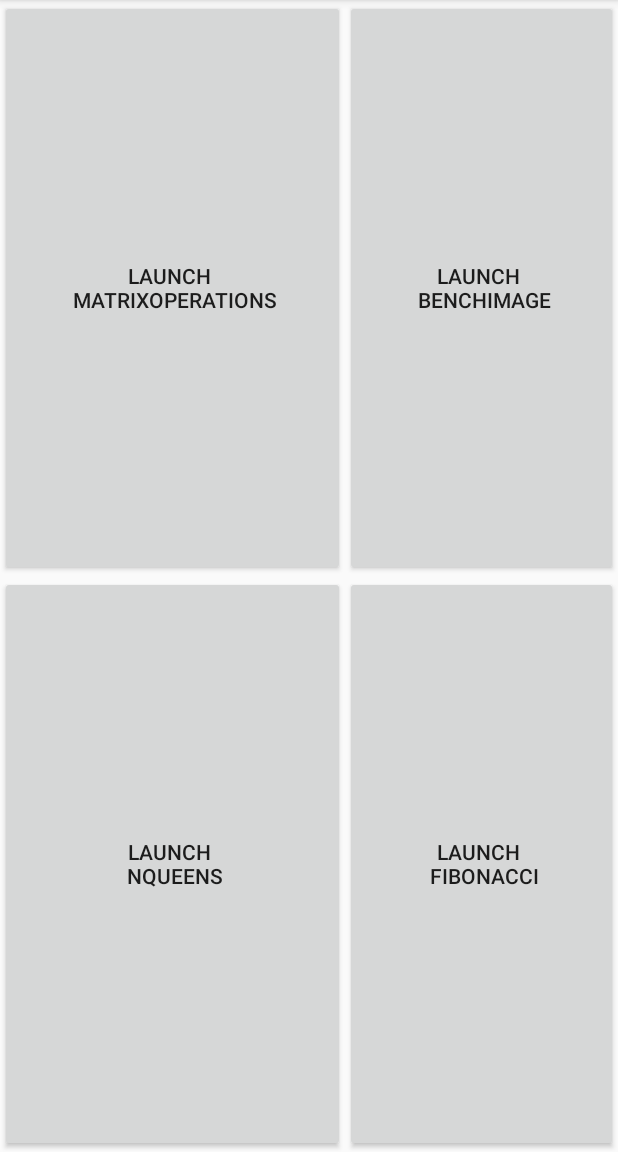
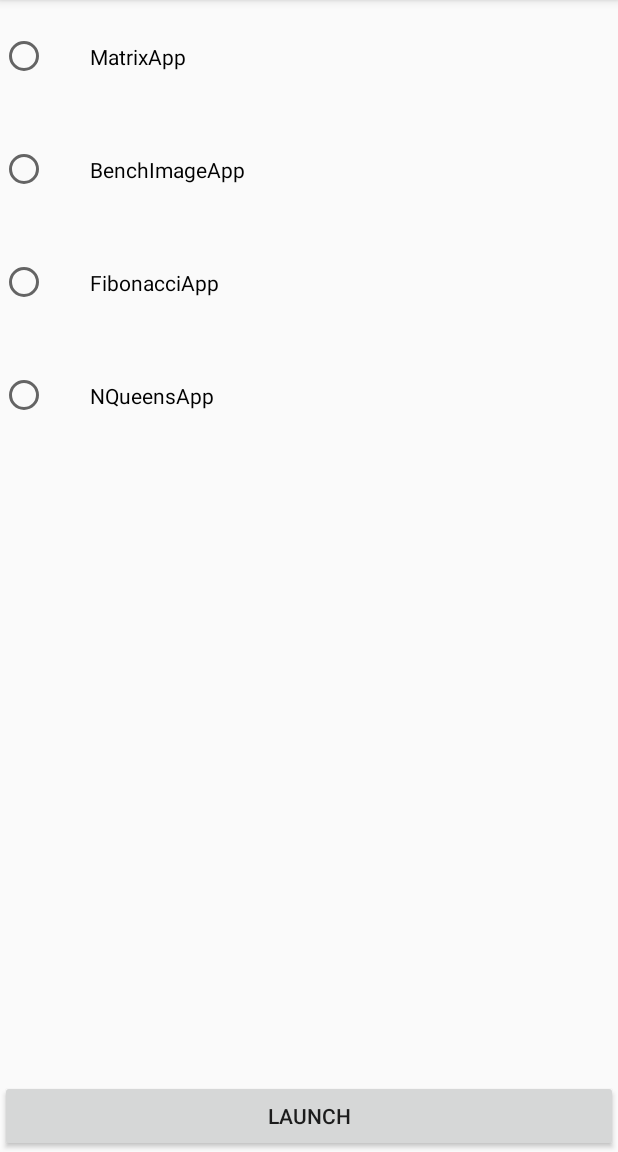
Before and after one commit to alvesRenan/BenchmarkApp, an Android app: the screen it shows after launch (MainActivity), on a phone screen of 412 x 824 dp, the part 84-1236 px from its top. Run offline under Robolectric (Android 15) with nearby library versions, the phone set to English and light mode, and no system bars.

Commit message:
Created a factory to instantiate new app in BenchmarkApp Cretead FibonacciGRPCPBufServer.java to D2D communication using gRPC/Protobuffer

```diff
--- a/app/build.gradle
+++ b/app/build.gradle
@@ -23,7 +23,7 @@ android {
     }
 
     packagingOptions {
-        exclude 'META-INF/*'
+        exclude "META-INF/*******"
     }
 }
 
@@ -41,6 +41,8 @@ dependencies {
     implementation "io.grpc:protoc-gen-grpc-java:1.26.0"
     implementation "io.grpc:grpc-all:1.28.1"
 
+    implementation 'io.grpc:grpc-netty-shaded:1.27.0'
+
     implementation 'org.jetbrains.anko:anko-common:0.9'
     implementation files('libs/misc.jar')
     api project(':mposAPI')
--- a/app/src/main/java/alves/renan/benchmarkapp/MainActivity.kt
+++ b/app/src/main/java/alves/renan/benchmarkapp/MainActivity.kt
@@ -1,29 +1,45 @@
 package alves.renan.benchmarkapp
 
 import android.content.Intent
+import android.os.Bundle
+import android.view.View
+import android.view.ViewGroup
+import android.widget.LinearLayout
+import android.widget.RadioButton
+import android.widget.RadioGroup
+import android.widget.Toast
 import androidx.appcompat.app.AppCompatActivity
-import android.os.Bundle
-import kotlinx.android.synthetic.main.activity_main.*
 
 class MainActivity : AppCompatActivity() {
     override fun onCreate(savedInstanceState: Bundle?) {
         super.onCreate(savedInstanceState)
         setContentView(R.layout.activity_main)
 
-        btnMatrix.setOnClickListener {
-            startActivity( Intent(applicationContext, MatrixActivity::class.java) )
-        }
+        val layout : LinearLayout = findViewById(R.id.MainLinearLayout)
 
-        btnBenchImage.setOnClickListener {
-            startActivity( Intent(applicationContext, BenchImageActivity::class.java) )
-        }
+        val apps_names = resources.getStringArray(R.array.apps_names).iterator()
+        apps_names.forEach {
+            var chkBox = RadioButton(this)
+            chkBox.setLayoutParams(
+                LinearLayout.LayoutParams(ViewGroup.LayoutParams.MATCH_PARENT,ViewGroup.LayoutParams.WRAP_CONTENT))
+            chkBox.setPadding(chkBox.getPaddingLeft() + 42,
+                chkBox.getPaddingTop() + 42, chkBox.getPaddingRight() + 42,chkBox.getPaddingBottom() + 42)
+            chkBox.setText("$it")
 
-        btnFibonacci.setOnClickListener {
-            startActivity( Intent(applicationContext, FibonacciActivity::class.java) )
-        }
-
-        btnNQueens.setOnClickListener {
-            startActivity( Intent(applicationContext, NQueensActivity::class.java) )
+            layout.addView(chkBox)
         }
     }
+
+    fun launchApp(view: View?) {
+        val rb = findViewById(R.id.MainLinearLayout) as RadioGroup
+        val app_name = resources.getStringArray(R.array.apps_names)[rb.checkedRadioButtonId-1]
+
+        val app_activity = AppsFactory.getAppActivity(app_name)
+        if (app_activity == null) {
+            Toast.makeText(this, "Activity not found", Toast.LENGTH_LONG).show()
+        } else {
+            startActivity( Intent(applicationContext, app_activity::class.java) )
+        }
+    }
+
 }
--- a/app/src/main/java/alves/renan/benchmarkapp/fibonacci/FibonacciFactory.java
+++ b/app/src/main/java/alves/renan/benchmarkapp/fibonacci/FibonacciFactory.java
@@ -7,7 +7,8 @@ public class FibonacciFactory {
         FibonacciStrategy strategy = null;
 
         if (method.equals("gRPC/Proto")) {
-            strategy = new FibonacciGRPCPBuf("192.168.1.5", 50051);
+            //strategy = new FibonacciGRPCPBuf("192.168.1.2", 50051);
+            strategy = new FibonacciGRPCPBuf("192.168.1.5", 50051, false);
         } else if (method.equals("Local")) {
             strategy = new FibonacciLocal();
         } else if (method.equals("MpOS")) {
--- a/app/src/main/java/alves/renan/benchmarkapp/nqueens/NQueensBacktracking.java
+++ b/app/src/main/java/alves/renan/benchmarkapp/nqueens/NQueensBacktracking.java
@@ -4,8 +4,7 @@ public class NQueensBacktracking implements NQueens{
 
     public boolean canPlaceQueen(int r, int c, int[] x) {
         for (int i = 0; i < r; i++) {
-            if (x[i] == c || (i - r) == (x[i] - c) ||(i - r) == (c - x[i]))
-            {
+            if (x[i] == c || ((i - r) == (x[i] - c)) || ((i - r) == (c - x[i]))) {
                 return false;
             }
         }
--- a/app/src/main/res/layout/activity_main.xml
+++ b/app/src/main/res/layout/activity_main.xml
@@ -1,40 +1,27 @@
 <?xml version="1.0" encoding="utf-8"?>
 
-<GridLayout xmlns:android="http://schemas.android.com/apk/res/android"
-    xmlns:tools="http://schemas.android.com/tools"
+<RelativeLayout xmlns:android="http://schemas.android.com/apk/res/android"
+    android:id="@+id/parentLayout"
     android:layout_width="match_parent"
-    android:layout_height="match_parent"
-    android:columnCount="2"
-    android:rowCount="2"
-    android:orientation="horizontal"
-    tools:context=".MainActivity" >
+    android:layout_height="match_parent">
 
+    <ScrollView xmlns:android="http://schemas.android.com/apk/res/android"
+        android:layout_width="match_parent"
+        android:layout_height="match_parent"
+        android:fillViewport="true">
+
+        <RadioGroup xmlns:android="http://schemas.android.com/apk/res/android"
+            android:id="@+id/MainLinearLayout"
+            android:layout_width="match_parent"
+            android:layout_height="wrap_content"
+            android:orientation="vertical">
+        </RadioGroup>
+    </ScrollView>
     <Button
-        android:id="@+id/btnMatrix"
-        android:layout_gravity="fill"
-        android:layout_rowWeight="1"
-        android:layout_columnWeight="1"
-        android:text="@string/btnMatrix"/>
-
-    <Button
-        android:id="@+id/btnBenchImage"
-        android:layout_gravity="fill"
-        android:layout_rowWeight="1"
-        android:layout_columnWeight="1"
-        android:text="@string/btnBenchImage"/>
-
-    <Button
-        android:id="@+id/btnNQueens"
-        android:layout_gravity="fill"
-        android:layout_rowWeight="1"
-        android:layout_columnWeight="1"
-        android:text="@string/btnNQueens"/>
-
-    <Button
-        android:id="@+id/btnFibonacci"
-        android:layout_gravity="fill"
-        android:layout_rowWeight="1"
-        android:layout_columnWeight="1"
-        android:text="@string/btnFibonacci"/>
-
-</GridLayout>
+            android:layout_width="match_parent"
+            android:layout_height="wrap_content"
+            android:layout_gravity="center_vertical"
+            android:layout_alignParentBottom="true"
+            android:text="launch"
+            android:onClick="launchApp"/>
+</RelativeLayout>
--- a/app/src/main/res/values/strings.xml
+++ b/app/src/main/res/values/strings.xml
@@ -50,4 +50,12 @@
         <item>CAOS</item> <!--PASSO 2: INSERIR O NOME DA SOLUCAO NO SPINNER-->
         <!--<item>NEW METHOD HERE!</item>-->
     </string-array>
+
+    <string-array name="apps_names">
+        <item>MatrixApp</item>
+        <item>BenchImageApp</item>
+        <item>FibonacciApp</item>
+        <item>NQueensApp</item> <!-- PASSO 2: INSERIR ONOME DA NOVA APLICACAO -->
+        <!--<item>NEW APP HERE!</item>-->
+    </string-array>
 </resources>
```
Also changed, not shown: app/src/main/java/alves/renan/benchmarkapp/AppsFactory.java (added, +25 -0 lines), app/src/main/java/alves/renan/benchmarkapp/FibonacciActivity.kt (+3 -5 lines), app/src/main/java/alves/renan/benchmarkapp/fibonacci/FibonacciGRPCPBuf.java (+20 -2 lines), app/src/main/java/alves/renan/benchmarkapp/fibonacci/FibonacciGRPCPBufServer.java (added, +82 -0 lines), app/src/main/java/alves/renan/benchmarkapp/BenchImageActivity.java (line endings or trailing spaces), app/src/main/java/alves/renan/benchmarkapp/benchimage/image/ImageFilter.java (line endings or trailing spaces), app/src/main/java/alves/renan/benchmarkapp/benchimage/image/ImageFilterTask.java (line endings or trailing spaces).
